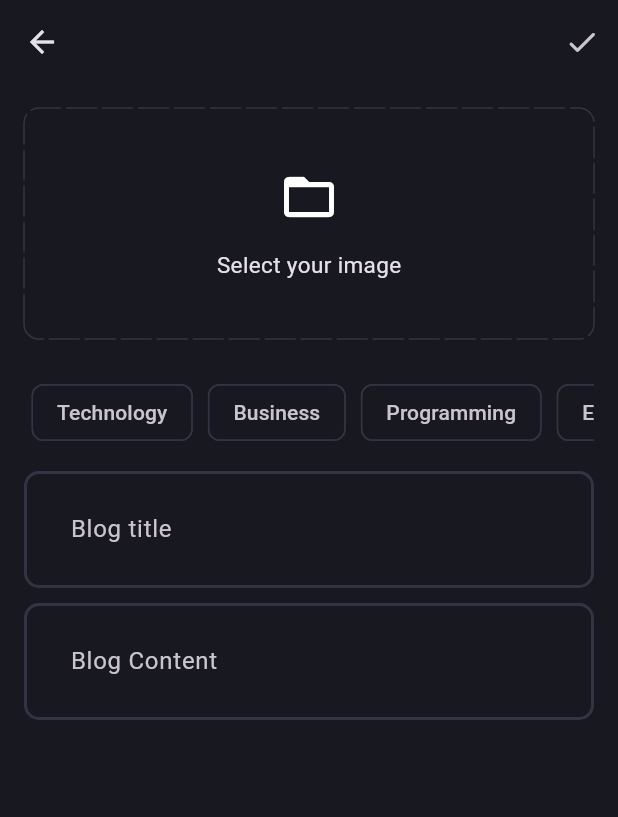
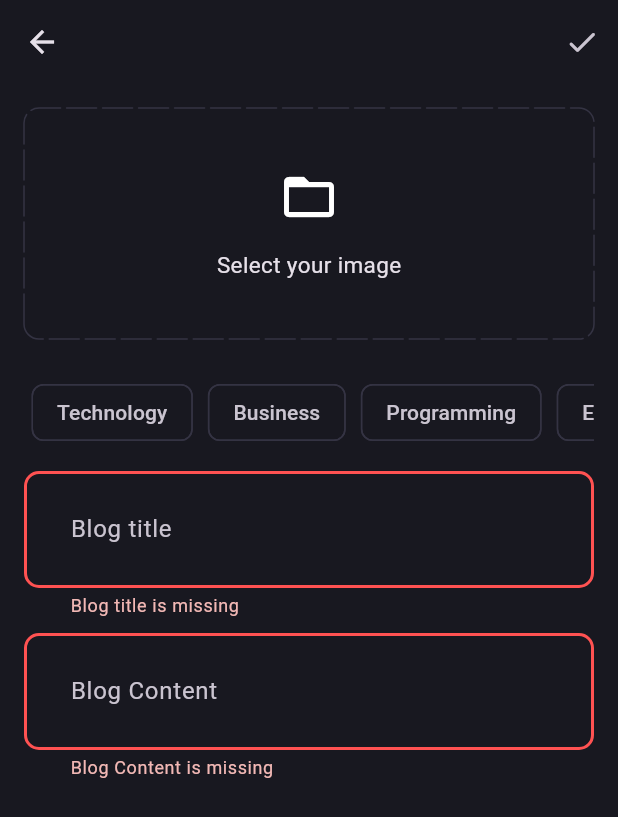
Before and after one commit to ganeshchay2021/Blog-App, a Flutter app: the AddNewBlogPage screen opened directly, after a tap on the "done" icon, on a phone screen of 412 x 824 dp. Shown: the top 817 px of the screen. Run offline on Flutter 3.47's test engine with Material 3 defaults, Android fonts, the phone set to English and light mode, and no system bars; drawn by our look-alikes of dotted_border; our stand-ins replace email_validator, flutter_bloc, fpdart, get_it, image_picker, supabase_flutter; accounts and stored records are empty.

Commit message:
Blog Upload ferature Added

```diff
--- /dev/null
+++ b/lib/feature/blog/data/datasources/blog_remote_data_sources.dart
@@ -0,0 +1,41 @@
+import 'dart:io';
+
+import 'package:blogapp/core/error/exception.dart';
+import 'package:blogapp/feature/blog/data/model/blog_model.dart';
+import 'package:supabase_flutter/supabase_flutter.dart';
+
+abstract interface class BlogRemoteDataSources {
+  Future<BlogModel> uploadBlog(BlogModel blog);
+  Future<String> uploadBlogImage({ required File image, required BlogModel blog});
+
+}
+
+class BlogRemoteDataSourcesImp extends BlogRemoteDataSources {
+  final SupabaseClient supabaseClient;
+
+  BlogRemoteDataSourcesImp({required this.supabaseClient});
+
+  @override
+  Future<BlogModel> uploadBlog(BlogModel blog) async {
+    try {
+      final blogData =
+          await supabaseClient.from('blogs').insert(blog.toJson()).select();
+print("This is Blog $blogData" );
+      return BlogModel.fromJson(blogData.first);
+    } catch (e) {
+      throw ServerException(
+        message: e.toString(),
+      );
+    }
+  }
+
+  @override
+  Future<String> uploadBlogImage({required File image, required BlogModel blog}) async{
+    try{
+    await supabaseClient.storage.from("blogs_images").upload(blog.id, image);
+    return supabaseClient.storage.from("blogs_images").getPublicUrl(blog.id);
+    }catch(e){
+      throw ServerException(message: e.toString());
+    }
+  }
+}
--- /dev/null
+++ b/lib/feature/blog/data/model/blog_model.dart
@@ -0,0 +1,57 @@
+import 'package:blogapp/feature/blog/domain/entities/blog.dart';
+
+class BlogModel extends Blog {
+  BlogModel(
+      {required super.id,
+      required super.posterId,
+      required super.title,
+      required super.content,
+      required super.imageUrl,
+      required super.topics,
+      required super.updatedAt});
+
+  Map<String, dynamic> toJson() {
+    return <String, dynamic>{
+      'id': id,
+      'poster_id': posterId,
+      'title': title,
+      'content': content,
+      'image_url': imageUrl,
+      'topics': topics,
+      'updated_at': updatedAt.toIso8601String(),
+    };
+  }
+
+  factory BlogModel.fromJson(Map<String, dynamic> map) {
+    return BlogModel(
+      id: map['id'] as String,
+      posterId: map['poster_id'] as String,
+      title: map['title'] as String,
+      content: map['content'] as String,
+      imageUrl: map['image_url'] as String,
+      topics: List<String>.from(map['topics']?? []),
+      updatedAt:map["updated_at"] ==null? DateTime.now(): DateTime.parse(map["updated_at"])
+      );
+  }
+
+  BlogModel copyWith({
+    String? id,
+    String? posterId,
+    String? title,
+    String? content,
+    String? imageUrl,
+    List<String>? topics,
+    DateTime? updatedAt,
+  }) {
+    return BlogModel(
+      id: id ?? this.id,
+      posterId: posterId ?? this.posterId,
+      title: title ?? this.title,
+      content: content ?? this.content,
+      imageUrl: imageUrl ?? this.imageUrl,
+      topics: topics ?? this.topics,
+      updatedAt: updatedAt ?? this.updatedAt,
+    );
+  }
+
+}
--- /dev/null
+++ b/lib/feature/blog/domain/entities/blog.dart
@@ -0,0 +1,22 @@
+// ignore_for_file: public_member_api_docs, sort_constructors_first
+class Blog {
+  final String id;
+  final String posterId;
+  final String title;
+  final String content;
+  final String imageUrl;
+  final List<String> topics;
+  final DateTime updatedAt;
+
+  Blog({
+    required this.id,
+    required this.posterId,
+    required this.title,
+    required this.content,
+    required this.imageUrl,
+    required this.topics,
+    required this.updatedAt,
+  });
+
+
+}
--- /dev/null
+++ b/lib/feature/blog/domain/repository/blog_repository.dart
@@ -0,0 +1,15 @@
+import 'dart:io';
+
+import 'package:blogapp/core/error/failure.dart';
+import 'package:blogapp/feature/blog/domain/entities/blog.dart';
+import 'package:fpdart/fpdart.dart';
+
+abstract interface class BlogRepository {
+  Future<Either<Failure, Blog>> uploadBlog({
+    required File image,
+    required String title,
+    required String content,
+    required String posterId,
+    required List<String> topics,
+  });
+}
--- /dev/null
+++ b/lib/feature/blog/domain/usecases/upload_blog.dart
@@ -0,0 +1,40 @@
+import 'dart:io';
+
+import 'package:blogapp/core/error/failure.dart';
+import 'package:blogapp/core/usecase/usecase.dart';
+import 'package:blogapp/feature/blog/domain/entities/blog.dart';
+import 'package:blogapp/feature/blog/domain/repository/blog_repository.dart';
+import 'package:fpdart/fpdart.dart';
+
+class UploadBlog implements Usecase<Blog, UploadBlogParams> {
+  final BlogRepository blogRepository;
+
+  UploadBlog({required this.blogRepository});
+
+  @override
+  Future<Either<Failure, Blog>> call(UploadBlogParams params) async {
+    return await blogRepository.uploadBlog(
+      image: params.image,
+      title: params.title,
+      content: params.content,
+      posterId: params.posterId,
+      topics: params.topics,
+    );
+  }
+}
+
+class UploadBlogParams {
+  final String posterId;
+  final String title;
+  final String content;
+  final File image;
+  final List<String> topics;
+
+  UploadBlogParams({
+    required this.posterId,
+    required this.title,
+    required this.content,
+    required this.image,
+    required this.topics,
+  });
+}
--- /dev/null
+++ b/lib/feature/blog/presentation/bloc/blog_bloc.dart
@@ -0,0 +1,32 @@
+import 'dart:io';
+import 'package:flutter/widgets.dart';
+import 'package:flutter_bloc/flutter_bloc.dart';
+import 'package:blogapp/feature/blog/domain/usecases/upload_blog.dart';
+part 'blog_event.dart';
+part 'blog_state.dart';
+
+class BlogBloc extends Bloc<BlogEvent, BlogState> {
+  final UploadBlog uploadBlog;
+  BlogBloc(
+    this.uploadBlog,
+  ) : super(BlogInitialState()) {
+    on<BlogEvent>(
+      (event, emit) => emit(
+        BlogLoadingState(),
+      ),
+    );
+    on<BlogUploaEvent>(_onBlogUpload);
+  }
+
+  void _onBlogUpload(BlogUploaEvent event, Emitter<BlogState> emit) async {
+    final res = await uploadBlog(UploadBlogParams(
+      posterId: event.posterId,
+      title: event.title,
+      content: event.content,
+      image: event.image,
+      topics: event.topics,
+    ));
+    res.fold((error) => emit(BlogErrorState(errorMsg: error.message)),
+        (data) => emit(BlogSuccesState()));
+  }
+}
--- /dev/null
+++ b/lib/feature/blog/presentation/bloc/blog_event.dart
@@ -0,0 +1,20 @@
+part of 'blog_bloc.dart';
+
+@immutable
+sealed class BlogEvent {}
+
+final class BlogUploaEvent extends BlogEvent{
+  final String posterId;
+  final String title;
+  final String content;
+  final File image;
+  final List<String> topics;
+
+  BlogUploaEvent({
+    required this.posterId,
+    required this.title,
+    required this.content,
+    required this.image,
+    required this.topics,
+  });
+}
--- /dev/null
+++ b/lib/feature/blog/presentation/bloc/blog_state.dart
@@ -0,0 +1,16 @@
+part of 'blog_bloc.dart';
+
+@immutable
+sealed class BlogState {}
+
+final class BlogInitialState extends BlogState {}
+
+final class BlogLoadingState extends BlogState {}
+
+final class BlogSuccesState extends BlogState {}
+
+final class BlogErrorState extends BlogState {
+  final String errorMsg;
+
+  BlogErrorState({required this.errorMsg});
+}
--- a/lib/feature/blog/presentation/pages/add_new_page.dart
+++ b/lib/feature/blog/presentation/pages/add_new_page.dart
@@ -1,7 +1,17 @@
+import 'dart:io';
+
+import 'package:blogapp/core/common/cubits/app%20user/app_user_cubit.dart';
+import 'package:blogapp/core/common/widgets/loader.dart';
 import 'package:blogapp/core/theme/app_pallete.dart';
+import 'package:blogapp/core/utils/pick_image.dart';
+import 'package:blogapp/core/utils/show_snackbar.dart';
+import 'package:blogapp/feature/blog/domain/usecases/upload_blog.dart';
+import 'package:blogapp/feature/blog/presentation/bloc/blog_bloc.dart';
+import 'package:blogapp/feature/blog/presentation/pages/bloc_page.dart';
 import 'package:blogapp/feature/blog/presentation/widgets/blog_editor.dart';
 import 'package:dotted_border/dotted_border.dart';
 import 'package:flutter/material.dart';
+import 'package:flutter_bloc/flutter_bloc.dart';
 
 class AddNewBlogPage extends StatefulWidget {
   static route() =>
@@ -16,6 +26,36 @@ class _AddNewBlogPageState extends State<AddNewBlogPage> {
   final TextEditingController titleController = TextEditingController();
   final TextEditingController contentController = TextEditingController();
   final List<String> selectedTopic = [];
+  final _formKey = GlobalKey<FormState>();
+
+  File? image;
+
+  void selectImage() async {
+    final pickedImage = await pickImage();
+    if (pickedImage != null) {
+      setState(() {
+        image = pickedImage;
+      });
+    }
+  }
+
+  void uploadBlog() {
+    if (_formKey.currentState!.validate() &&
+        selectedTopic.isNotEmpty &&
+        image != null) {
+      final posterId =
+          (context.read<AppUserCubit>().state as AppUserLoggedIn).user.id;
+      context.read<BlogBloc>().add(
+            BlogUploaEvent(
+              posterId: posterId,
+              title: titleController.text.trim(),
+              content: contentController.text.trim(),
+              image: image!,
+              topics: selectedTopic,
+            ),
+          );
+    }
+  }
 
   @override
   Widget build(BuildContext context) {
@@ -23,26 +63,57 @@ class _AddNewBlogPageState extends State<AddNewBlogPage> {
       appBar: AppBar(
         actions: [
           IconButton(
-            onPressed: () {},
+            onPressed: uploadBlog,
             icon: const Icon(Icons.done_rounded),
           )
         ],
       ),
-      body: SingleChildScrollView(
+      body: BlocConsumer<BlogBloc, BlogState>(
+        listener: (context, state) {
+         if(state is BlogErrorState){
+          showSnakBar(context, state.errorMsg, Colors.red);
+         }else if( state is BlogSuccesState){
+          Navigator.pushAndRemoveUntil(context,BlogPage.route(), (route)=> false);
+          showSnakBar(context, "blog uploaded", Colors.green);
+         }
+        },
+        builder: (context, state) {
+          if(state is BlogLoadingState){
+            return const Loader();
+          }
+          return SingleChildScrollView(
             child: Padding(
               padding: const EdgeInsets.all(16),
+              child: Form(
+                key: _formKey,
                 child: Column(
                   children: [
-              DottedBorder(
+                    GestureDetector(
+                      onTap: () {
+                        selectImage();
+                      },
+                      child: DottedBorder(
                         color: AppPalette.borderColor,
                         radius: const Radius.circular(10),
                         borderType: BorderType.RRect,
                         strokeCap: StrokeCap.round,
                         dashPattern: const [20, 4],
-                child: const SizedBox(
+                        child: SizedBox(
                           height: 150,
                           width: double.infinity,
-                  child: Column(
+                          child: image != null
+                              ? ClipRRect(
+                                  borderRadius: BorderRadius.circular(10),
+                                  child: SizedBox(
+                                    height: 150,
+                                    width: double.infinity,
+                                    child: Image.file(
+                                      image!,
+                                      fit: BoxFit.cover,
+                                    ),
+                                  ),
+                                )
+                              : const Column(
                                   mainAxisAlignment: MainAxisAlignment.center,
                                   children: [
                                     Icon(
@@ -57,6 +128,7 @@ class _AddNewBlogPageState extends State<AddNewBlogPage> {
                                       style: TextStyle(fontSize: 15),
                                     )
                                   ],
+                                ),
                         ),
                       ),
                     ),
@@ -100,7 +172,8 @@ class _AddNewBlogPageState extends State<AddNewBlogPage> {
                     const SizedBox(
                       height: 10,
                     ),
-              BlogEditor(controller: titleController, hintText: "Blog title"),
+                    BlogEditor(
+                        controller: titleController, hintText: "Blog title"),
                     const SizedBox(
                       height: 10,
                     ),
@@ -114,5 +187,8 @@ class _AddNewBlogPageState extends State<AddNewBlogPage> {
               ),
             ),
           );
+        },
+      ),
+    );
   }
 }
--- a/lib/feature/blog/presentation/pages/bloc_page.dart
+++ b/lib/feature/blog/presentation/pages/bloc_page.dart
@@ -3,10 +3,13 @@ import 'package:flutter/cupertino.dart';
 import 'package:flutter/material.dart';
 
 class BlogPage extends StatelessWidget {
+  static route() =>
+      MaterialPageRoute(builder: (context) => const BlogPage());
   const BlogPage({super.key});
 
   @override
   Widget build(BuildContext context) {
+
     return Scaffold(
       appBar: AppBar(
         centerTitle: true,
--- a/lib/feature/blog/presentation/widgets/blog_editor.dart
+++ b/lib/feature/blog/presentation/widgets/blog_editor.dart
@@ -14,6 +14,12 @@ class BlogEditor extends StatelessWidget {
   @override
   Widget build(BuildContext context) {
     return TextFormField(
+      validator: (value) {
+        if(value!.trim().isEmpty){
+          return "$hintText is missing";
+        }
+        return null;
+      },
       controller: controller,
       maxLines: maxLine,
       decoration: InputDecoration(hintText: hintText),
--- a/lib/main.dart
+++ b/lib/main.dart
@@ -2,6 +2,7 @@ import 'package:blogapp/core/common/cubits/app%20user/app_user_cubit.dart';
 import 'package:blogapp/core/theme/app_theme.dart';
 import 'package:blogapp/feature/auth/presentation/bloc/auth_bloc.dart';
 import 'package:blogapp/feature/auth/presentation/pages/login_page.dart';
+import 'package:blogapp/feature/blog/presentation/bloc/blog_bloc.dart';
 import 'package:blogapp/feature/blog/presentation/pages/bloc_page.dart';
 import 'package:blogapp/init_dependencies.dart';
 import 'package:flutter/material.dart';
@@ -18,6 +19,9 @@ void main() async {
         ),
         BlocProvider(
           create: (context) => serviceLocator<AuthBloc>(),
+        ),
+        BlocProvider(
+          create: (context) => serviceLocator<BlogBloc>(),
         ),
       ],
       child: const MyApp(),
--- a/pubspec.yaml
+++ b/pubspec.yaml
@@ -42,6 +42,7 @@ dependencies:
   get_it: ^7.7.0
   dotted_border: ^2.1.0
   image_picker: ^1.1.2
+  uuid: ^4.4.2
 
 dev_dependencies:
   flutter_test:
```
Also changed, not shown: lib/core/utils/pick_image.dart (added, +15 -0 lines), lib/feature/blog/data/repository/blog_repository_imp.dart (added, +44 -0 lines), lib/init_dependencies.dart (+31 -2 lines), pubspec.lock. Lines whose indentation alone changed are shown as unchanged.
